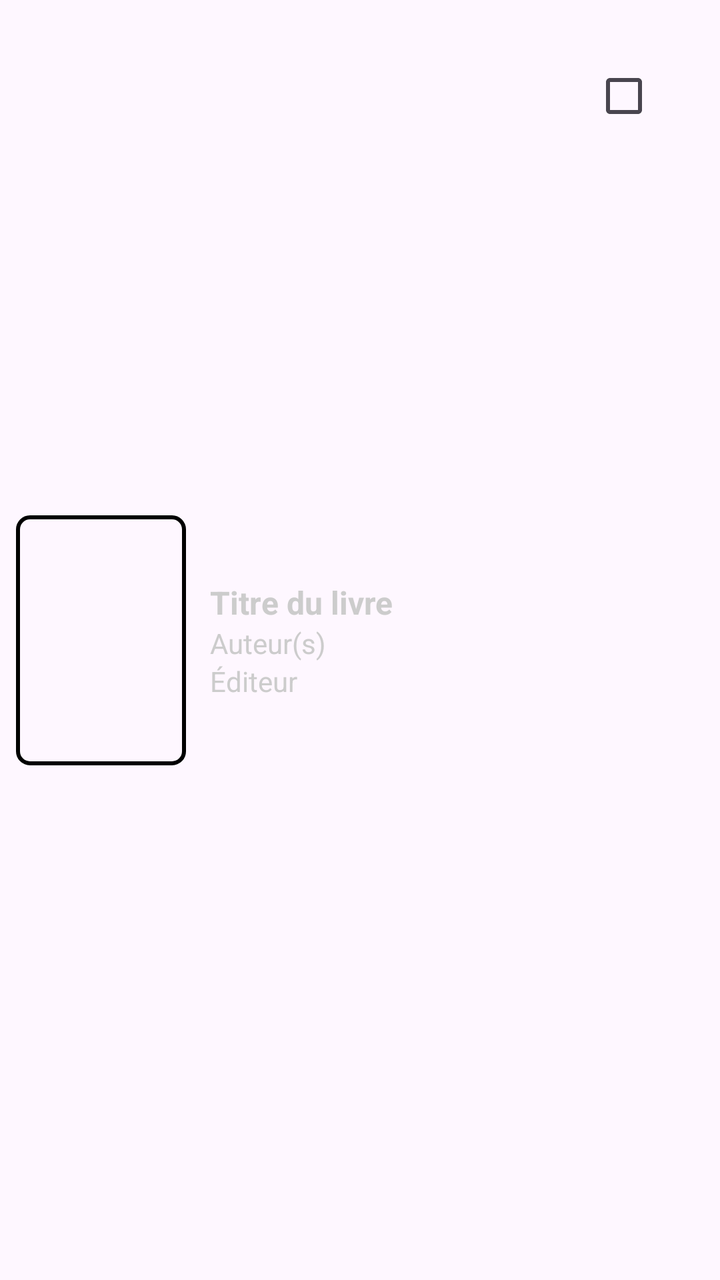
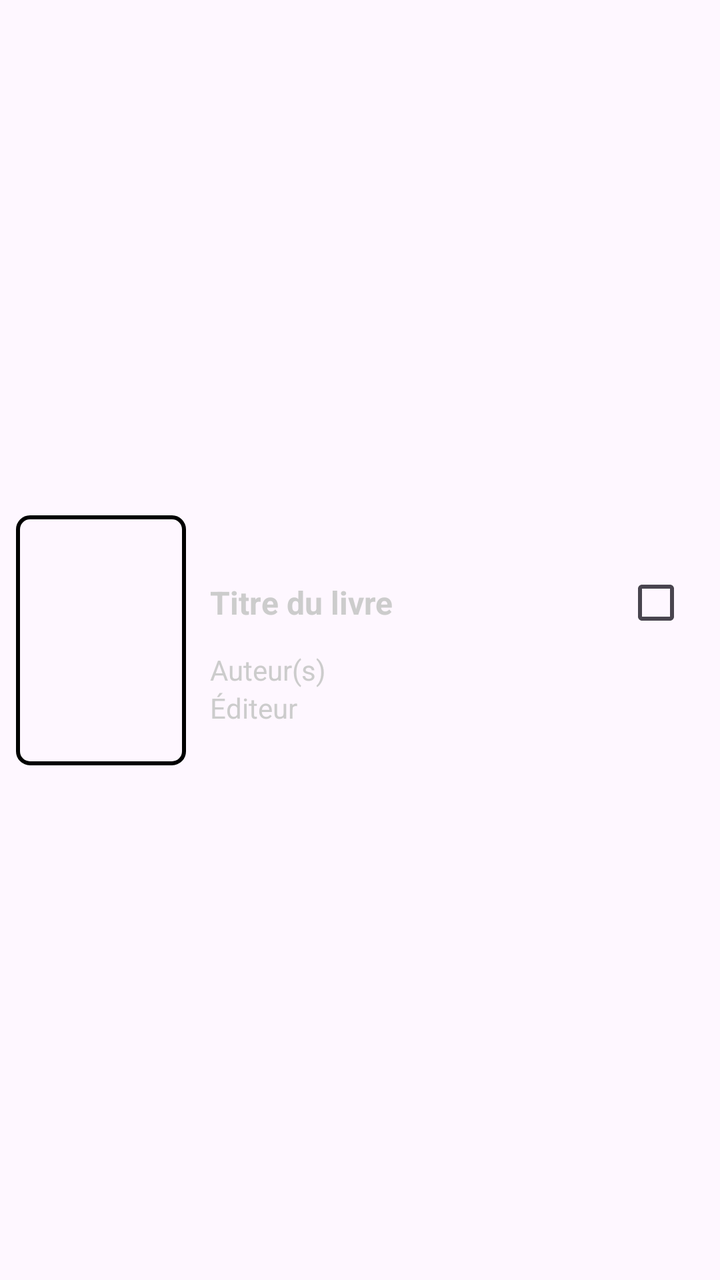

Before-and-after screenshots of an Android layout around one commit, followed by the original layout XML and the change that was made.
<!-- AndroidManifest.xml: application theme Theme.ScanLib -->
<!-- res/layout/view_holder_scan_result.xml -->
<?xml version="1.0" encoding="utf-8"?>
<androidx.constraintlayout.widget.ConstraintLayout xmlns:android="http://schemas.android.com/apk/res/android"
    xmlns:app="http://schemas.android.com/apk/res-auto"
    android:layout_width="match_parent"
    android:layout_height="wrap_content"
    android:padding="8dp">

    
    <ImageView
        android:id="@+id/bookCoverImage"
        android:layout_width="85dp"
        android:layout_height="125dp"
        android:contentDescription="@string/content_desc_book_cover"
        android:scaleType="centerCrop"
        android:adjustViewBounds="true"
        android:background="@drawable/border_book_cover"
        app:layout_constraintStart_toStartOf="parent"
        app:layout_constraintTop_toTopOf="parent"
        app:layout_constraintBottom_toBottomOf="parent" />

    
    <LinearLayout
        android:id="@+id/bookInfoContainer"
        android:orientation="vertical"
        android:layout_width="0dp"
        android:layout_height="wrap_content"
        android:layout_marginStart="12dp"
        app:layout_constraintTop_toTopOf="@id/bookCoverImage"
        app:layout_constraintBottom_toBottomOf="@id/bookCoverImage"
        app:layout_constraintStart_toEndOf="@id/bookCoverImage"
        app:layout_constraintEnd_toEndOf="parent">

        <TextView
            android:id="@+id/bookTitle"
            android:layout_width="wrap_content"
            android:layout_height="wrap_content"
            android:text="Titre du livre"
            android:textSize="16sp"
            android:textStyle="bold"
            android:textColor="@color/secondary_background" />

        <TextView
            android:id="@+id/bookAuthor"
            android:layout_width="wrap_content"
            android:layout_height="wrap_content"
            android:text="Auteur(s)"
            android:textSize="14sp"
            android:textColor="@color/secondary_background" />

        <TextView
            android:id="@+id/bookPublisher"
            android:layout_width="wrap_content"
            android:layout_height="wrap_content"
            android:text="Éditeur"
            android:textSize="14sp"
            android:textColor="@color/secondary_background" />
    </LinearLayout>
    
    <CheckBox
        android:id="@+id/bookCheckBox"
        android:layout_width="wrap_content"
        android:layout_height="wrap_content"
        app:layout_constraintEnd_toEndOf="parent"
        app:layout_constraintTop_toTopOf="parent"
        android:layout_margin="16dp"/>

</androidx.constraintlayout.widget.ConstraintLayout>
<!-- resources referenced by this layout -->
<resources>
  <color name="secondary_background">#CCCCCC</color>
  <!-- drawable border_book_cover (drawable) -->
  <shape xmlns:android="http://schemas.android.com/apk/res/android">
      <solid android:color="@android:color/transparent"/>
      <stroke
          android:width="2dp"
          android:color="@android:color/black" />
      <corners android:radius="6dp"/>
  </shape>
  <string name="content_desc_book_cover">Image de la couverture d\'un livre scanné</string>
  <style name="Theme.ScanLib" parent="Base.Theme.ScanLib" />
  <style name="Base.Theme.ScanLib" parent="Theme.Material3.DayNight.NoActionBar">
          
          
      </style>
</resources>

<!-- the commit's change to res/layout/view_holder_scan_result.xml (unified diff, before → after) -->
@@ -21,47 +21,54 @@
     
     <LinearLayout
         android:id="@+id/bookInfoContainer"
-        android:orientation="vertical"
         android:layout_width="0dp"
         android:layout_height="wrap_content"
         android:layout_marginStart="12dp"
-        app:layout_constraintTop_toTopOf="@id/bookCoverImage"
+        android:orientation="vertical"
         app:layout_constraintBottom_toBottomOf="@id/bookCoverImage"
+        app:layout_constraintEnd_toEndOf="parent"
         app:layout_constraintStart_toEndOf="@id/bookCoverImage"
-        app:layout_constraintEnd_toEndOf="parent">
+        app:layout_constraintTop_toTopOf="@id/bookCoverImage">
 
-        <TextView
-            android:id="@+id/bookTitle"
-            android:layout_width="wrap_content"
+        <LinearLayout
+            android:layout_width="match_parent"
             android:layout_height="wrap_content"
-            android:text="Titre du livre"
-            android:textSize="16sp"
-            android:textStyle="bold"
-            android:textColor="@color/secondary_background" />
+            android:orientation="horizontal"
+            android:gravity="center_vertical">
+
+            <TextView
+                android:id="@+id/bookTitle"
+                android:layout_width="0dp"
+                android:layout_height="wrap_content"
+                android:layout_weight="1"
+                android:text="Titre du livre"
+                android:textColor="@color/secondary_background"
+                android:textSize="16sp"
+                android:textStyle="bold" />
+
+            <CheckBox
+                android:id="@+id/bookCheckBox"
+                android:layout_width="wrap_content"
+                android:layout_height="wrap_content"
+                android:layout_marginStart="8dp"/>
+        </LinearLayout>
 
         <TextView
             android:id="@+id/bookAuthor"
             android:layout_width="wrap_content"
             android:layout_height="wrap_content"
             android:text="Auteur(s)"
-            android:textSize="14sp"
-            android:textColor="@color/secondary_background" />
+            android:textColor="@color/secondary_background"
+            android:textSize="14sp" />
 
         <TextView
             android:id="@+id/bookPublisher"
             android:layout_width="wrap_content"
             android:layout_height="wrap_content"
             android:text="Éditeur"
-            android:textSize="14sp"
-            android:textColor="@color/secondary_background" />
+            android:textColor="@color/secondary_background"
+            android:textSize="14sp" />
     </LinearLayout>
-    
-    <CheckBox
-        android:id="@+id/bookCheckBox"
-        android:layout_width="wrap_content"
-        android:layout_height="wrap_content"
-        app:layout_constraintEnd_toEndOf="parent"
-        app:layout_constraintTop_toTopOf="parent"
-        android:layout_margin="16dp"/>
+
 
 </androidx.constraintlayout.widget.ConstraintLayout>
